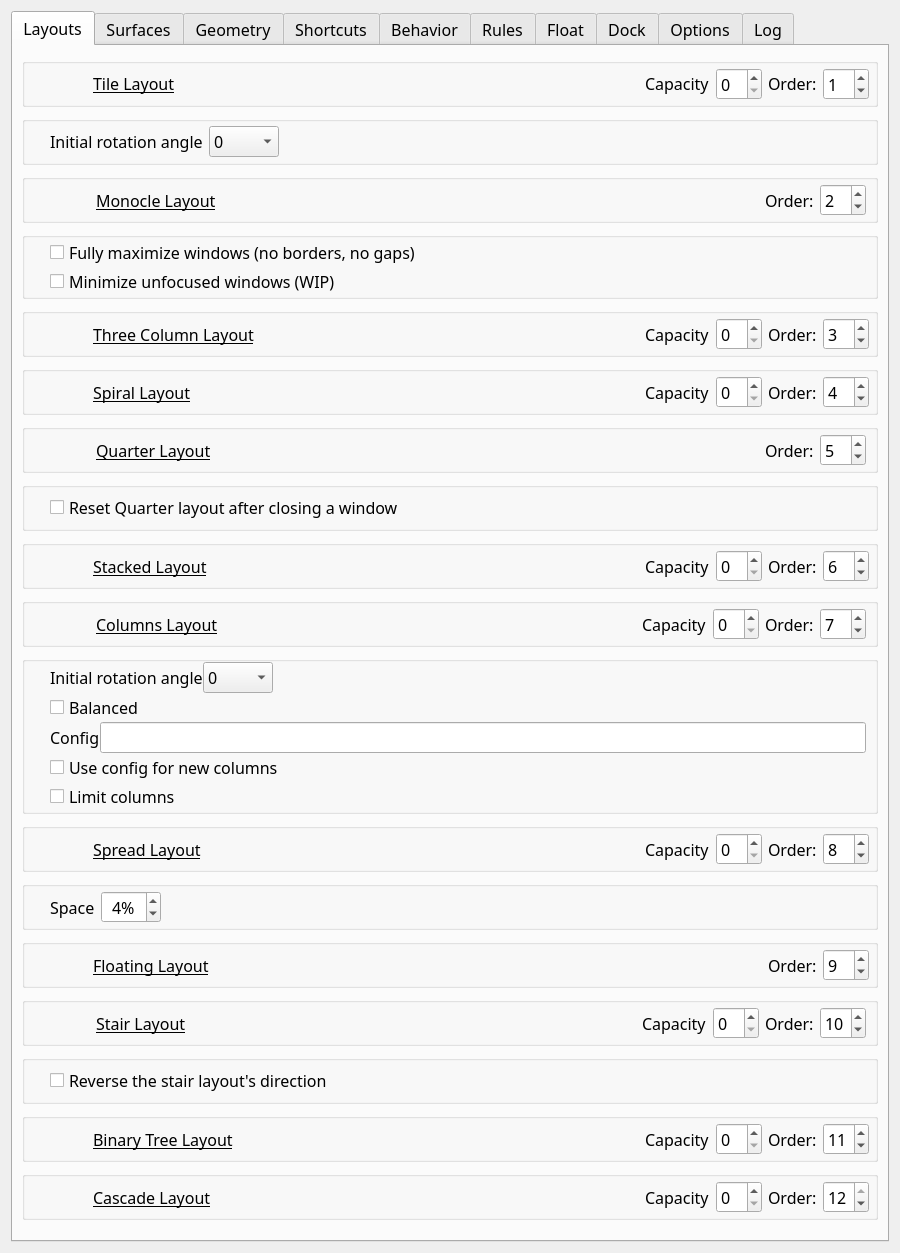
Old version of the form res/config.ui in the repository AndyEveritt/Krohnkite.
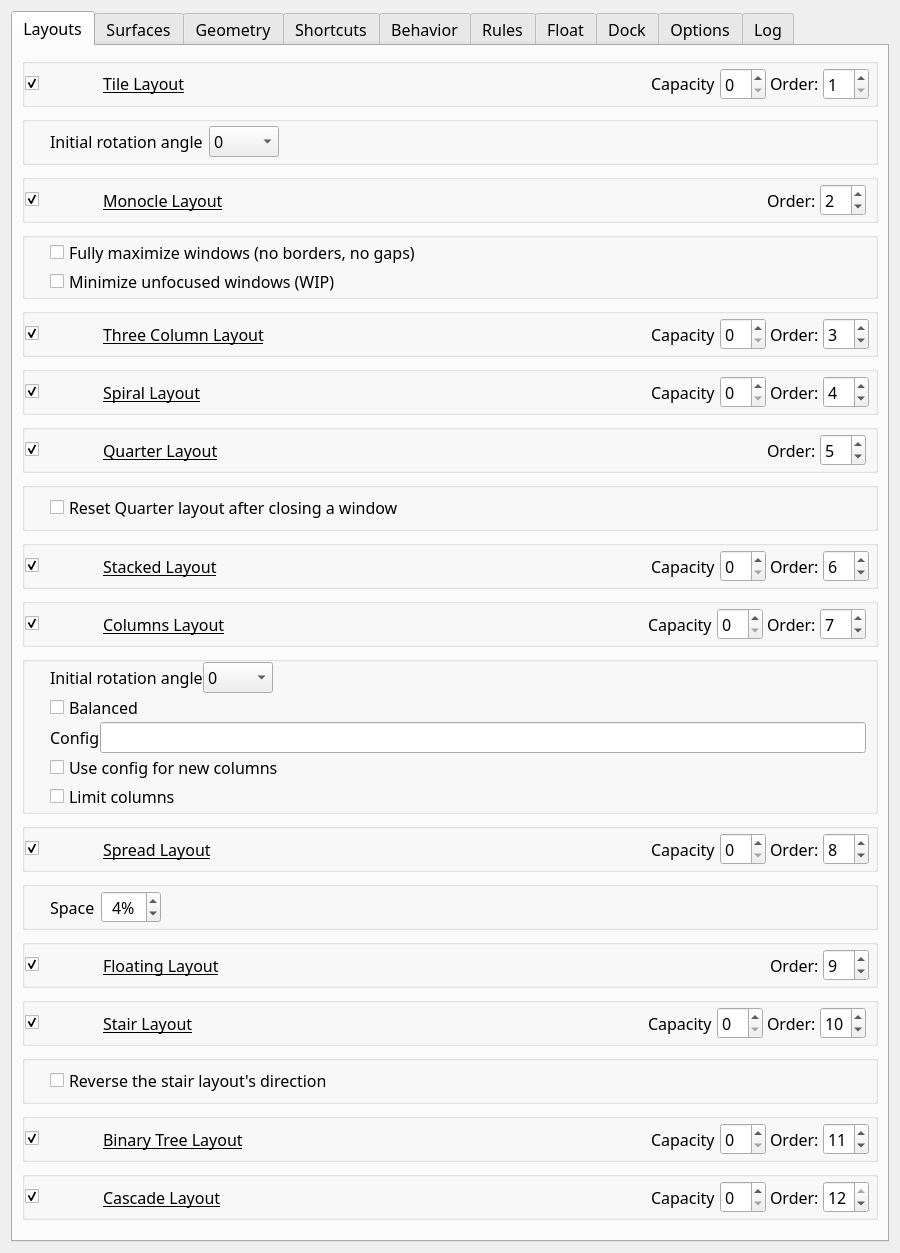
New version of the form. Icons and pictures are not drawn. Custom widgets are drawn as their Qt base class.

Commit message:
feat(config-ui): add layout enable controls and disabled-state styling
Add a checkbox for every layout, start order at 1, and gray out the layout row and its extra settings when it is disabled. Place the pictogram next to the layout name and remove the pictogram hover frame and tooltip.

Regenerate translations for the settings UI.

Patch:
```diff
--- a/res/config.ui
+++ b/res/config.ui
@@ -90,10 +90,23 @@
          <property name="flat">
           <bool>true</bool>
          </property>
-         <property name="checkable">
-          <bool>false</bool>
-         </property>
          <layout class="QGridLayout" name="gridLayout_14">
+          <property name="leftMargin">
+           <number>0</number>
+          </property>
+          <property name="horizontalSpacing">
+           <number>4</number>
+          </property>
+          <item row="2" column="0">
+           <widget class="QCheckBox" name="kcfg_tileLayoutEnabled">
+            <property name="accessibleName">
+             <string>Tile Layout</string>
+            </property>
+            <property name="checked">
+             <bool>true</bool>
+            </property>
+           </widget>
+          </item>
           <item row="2" column="1">
            <widget class="QToolButton" name="tileLayoutPictogram">
             <property name="icon">
@@ -111,12 +124,11 @@
             <property name="autoRaise"><bool>true</bool></property>
             <property name="focusPolicy"><enum>Qt::FocusPolicy::NoFocus</enum></property>
             <property name="accessibleName"><string>Tile Layout preview</string></property>
-            <property name="toolTip"><string>Tile Layout preview</string></property>
+            <property name="styleSheet">
+             <string notr="true">QToolButton { border: none; background: transparent; } QToolButton:hover { border: none; background: transparent; } QToolButton:pressed { border: none; background: transparent; }</string>
+            </property>
            </widget>
           </item>
-          <property name="leftMargin">
-           <number>6</number>
-          </property>
           <property name="topMargin">
            <number>0</number>
           </property>
@@ -181,7 +193,10 @@
              </font>
             </property>
             <property name="toolTip">
-             <string>&lt;html&gt;&lt;head/&gt;&lt;body&gt;&lt;p&gt;0 - to disable&lt;/p&gt;&lt;/body&gt;&lt;/html&gt;</string>
+             <string>Order in layout rotation</string>
+            </property>
+            <property name="minimum">
+             <number>1</number>
             </property>
             <property name="maximum">
              <number>12</number>
@@ -391,6 +406,22 @@
           <bool>true</bool>
          </property>
          <layout class="QGridLayout" name="gridLayout_3">
+          <property name="leftMargin">
+           <number>0</number>
+          </property>
+          <property name="horizontalSpacing">
+           <number>4</number>
+          </property>
+          <item row="0" column="0">
+           <widget class="QCheckBox" name="kcfg_monocleLayoutEnabled">
+            <property name="accessibleName">
+             <string>Monocle Layout</string>
+            </property>
+            <property name="checked">
+             <bool>true</bool>
+            </property>
+           </widget>
+          </item>
           <item row="0" column="1">
            <widget class="QToolButton" name="monocleLayoutPictogram">
             <property name="icon">
@@ -408,7 +439,9 @@
             <property name="autoRaise"><bool>true</bool></property>
             <property name="focusPolicy"><enum>Qt::FocusPolicy::NoFocus</enum></property>
             <property name="accessibleName"><string>Monocle Layout preview</string></property>
-            <property name="toolTip"><string>Monocle Layout preview</string></property>
+            <property name="styleSheet">
+             <string notr="true">QToolButton { border: none; background: transparent; } QToolButton:hover { border: none; background: transparent; } QToolButton:pressed { border: none; background: transparent; }</string>
+            </property>
            </widget>
           </item>
           <property name="topMargin">
@@ -571,6 +604,22 @@
           <bool>true</bool>
          </property>
          <layout class="QGridLayout" name="gridLayout_23">
+          <property name="leftMargin">
+           <number>0</number>
+          </property>
+          <property name="horizontalSpacing">
+           <number>4</number>
+          </property>
+          <item row="1" column="0">
+           <widget class="QCheckBox" name="kcfg_threeColumnLayoutEnabled">
+            <property name="accessibleName">
+             <string>Three Column Layout</string>
+            </property>
+            <property name="checked">
+             <bool>true</bool>
+            </property>
+           </widget>
+          </item>
           <item row="1" column="1">
            <widget class="QToolButton" name="threecolumnLayoutPictogram">
             <property name="icon">
@@ -588,12 +637,11 @@
             <property name="autoRaise"><bool>true</bool></property>
             <property name="focusPolicy"><enum>Qt::FocusPolicy::NoFocus</enum></property>
             <property name="accessibleName"><string>Three Column Layout preview</string></property>
-            <property name="toolTip"><string>Three Column Layout preview</string></property>
+            <property name="styleSheet">
+             <string notr="true">QToolButton { border: none; background: transparent; } QToolButton:hover { border: none; background: transparent; } QToolButton:pressed { border: none; background: transparent; }</string>
+            </property>
            </widget>
           </item>
-          <property name="leftMargin">
-           <number>6</number>
-          </property>
           <property name="topMargin">
            <number>0</number>
           </property>
@@ -732,6 +780,22 @@
           <bool>true</bool>
          </property>
          <layout class="QGridLayout" name="gridLayout_24">
+          <property name="leftMargin">
+           <number>0</number>
+          </property>
+          <property name="horizontalSpacing">
+           <number>4</number>
+          </property>
+          <item row="0" column="0">
+           <widget class="QCheckBox" name="kcfg_spiralLayoutEnabled">
+            <property name="accessibleName">
+             <string>Spiral Layout</string>
+            </property>
+            <property name="checked">
+             <bool>true</bool>
+            </property>
+           </widget>
+          </item>
           <item row="0" column="1">
            <widget class="QToolButton" name="spiralLayoutPictogram">
             <property name="icon">
@@ -749,12 +813,11 @@
             <property name="autoRaise"><bool>true</bool></property>
             <property name="focusPolicy"><enum>Qt::FocusPolicy::NoFocus</enum></property>
             <property name="accessibleName"><string>Spiral Layout preview</string></property>
-            <property name="toolTip"><string>Spiral Layout preview</string></property>
+            <property name="styleSheet">
+             <string notr="true">QToolButton { border: none; background: transparent; } QToolButton:hover { border: none; background: transparent; } QToolButton:pressed { border: none; background: transparent; }</string>
+            </property>
            </widget>
           </item>
-          <property name="leftMargin">
-           <number>6</number>
-          </property>
           <property name="topMargin">
            <number>0</number>
           </property>
@@ -893,6 +956,22 @@
           <bool>true</bool>
          </property>
          <layout class="QGridLayout" name="gridLayout_32">
+          <property name="leftMargin">
+           <number>0</number>
+          </property>
+          <property name="horizontalSpacing">
+           <number>4</number>
+          </property>
+          <item row="0" column="0">
+           <widget class="QCheckBox" name="kcfg_quarterLayoutEnabled">
+            <property name="accessibleName">
+             <string>Quarter Layout</string>
+            </property>
+            <property name="checked">
+             <bool>true</bool>
+            </property>
+           </widget>
+          </item>
           <item row="0" column="1">
            <widget class="QToolButton" name="quarterLayoutPictogram">
             <property name="icon">
@@ -910,7 +989,9 @@
             <property name="autoRaise"><bool>true</bool></property>
             <property name="focusPolicy"><enum>Qt::FocusPolicy::NoFocus</enum></property>
             <property name="accessibleName"><string>Quarter Layout preview</string></property>
-            <property name="toolTip"><string>Quarter Layout preview</string></property>
+            <property name="styleSheet">
+             <string notr="true">QToolButton { border: none; background: transparent; } QToolButton:hover { border: none; background: transparent; } QToolButton:pressed { border: none; background: transparent; }</string>
+            </property>
            </widget>
           </item>
           <property name="topMargin">
@@ -1055,6 +1136,22 @@
           <bool>true</bool>
          </property>
          <layout class="QGridLayout" name="gridLayout_25">
+          <property name="leftMargin">
+           <number>0</number>
+          </property>
+          <property name="horizontalSpacing">
+           <number>4</number>
+          </property>
+          <item row="0" column="0">
+           <widget class="QCheckBox" name="kcfg_stackedLayoutEnabled">
+            <property name="accessibleName">
+             <string>Stacked Layout</string>
+            </property>
+            <property name="checked">
+             <bool>true</bool>
+            </property>
+           </widget>
+          </item>
           <item row="0" column="1">
            <widget class="QToolButton" name="stackedLayoutPictogram">
             <property name="icon">
@@ -1072,12 +1169,11 @@
             <property name="autoRaise"><bool>true</bool></property>
             <property name="focusPolicy"><enum>Qt::FocusPolicy::NoFocus</enum></property>
             <property name="accessibleName"><string>Stacked Layout preview</string></property>
-            <property name="toolTip"><string>Stacked Layout preview</string></property>
+            <property name="styleSheet">
+             <string notr="true">QToolButton { border: none; background: transparent; } QToolButton:hover { border: none; background: transparent; } QToolButton:pressed { border: none; background: transparent; }</string>
+            </property>
            </widget>
           </item>
-          <property name="leftMargin">
-           <number>6</number>
-          </property>
           <property name="topMargin">
            <number>0</number>
           </property>
@@ -1216,6 +1312,22 @@
           <bool>true</bool>
          </property>
          <layout class="QGridLayout" name="gridLayout_33">
+          <property name="leftMargin">
+           <number>0</number>
+          </property>
+          <property name="horizontalSpacing">
+           <number>4</number>
+          </property>
+          <item row="0" column="0">
+           <widget class="QCheckBox" name="kcfg_columnsLayoutEnabled">
+            <property name="accessibleName">
+             <string>Columns Layout</string>
+            </property>
+            <property name="checked">
+             <bool>true</bool>
+            </property>
+           </widget>
+          </item>
           <item row="0" column="1">
            <widget class="QToolButton" name="columnsLayoutPictogram">
             <property name="icon">
@@ -1233,7 +1345,9 @@
             <property name="autoRaise"><bool>true</bool></property>
             <property name="focusPolicy"><enum>Qt::FocusPolicy::NoFocus</enum></property>
             <property name="accessibleName"><string>Columns Layout preview</string></property>
-            <property name="toolTip"><string>Columns Layout preview</string></property>
+            <property name="styleSheet">
+             <string notr="true">QToolButton { border: none; background: transparent; } QToolButton:hover { border: none; background: transparent; } QToolButton:pressed { border: none; background: transparent; }</string>
+            </property>
            </widget>
           </item>
           <property name="topMargin">
@@ -1559,6 +1673,22 @@
           <bool>true</bool>
          </property>
          <layout class="QGridLayout" name="gridLayout_62">
+          <property name="leftMargin">
+           <number>0</number>
+          </property>
+          <property name="horizontalSpacing">
+           <number>4</number>
+          </property>
+          <item row="0" column="0">
+           <widget class="QCheckBox" name="kcfg_spreadLayoutEnabled">
+            <property name="accessibleName">
+             <string>Spread Layout</string>
+            </property>
+            <property name="checked">
+             <bool>true</bool>
+            </property>
+           </widget>
+          </item>
           <item row="0" column="1">
            <widget class="QToolButton" name="spreadLayoutPictogram">
             <property name="icon">
@@ -1576,12 +1706,11 @@
             <property name="autoRaise"><bool>true</bool></property>
             <property name="focusPolicy"><enum>Qt::FocusPolicy::NoFocus</enum></property>
             <property name="accessibleName"><string>Spread Layout preview</string></property>
-            <property name="toolTip"><string>Spread Layout preview</string></property>
+            <property name="styleSheet">
+             <string notr="true">QToolButton { border: none; background: transparent; } QToolButton:hover { border: none; background: transparent; } QToolButton:pressed { border: none; background: transparent; }</string>
+            </property>
            </widget>
           </item>
-          <property name="leftMargin">
-           <number>6</number>
-          </property>
           <property name="topMargin">
            <number>0</number>
           </property>
@@ -1798,6 +1927,22 @@
           <bool>true</bool>
          </property>
          <layout class="QGridLayout" name="gridLayout_61">
+          <property name="leftMargin">
+           <number>0</number>
+          </property>
+          <property name="horizontalSpacing">
+           <number>4</number>
+          </property>
+          <item row="0" column="0">
+           <widget class="QCheckBox" name="kcfg_floatingLayoutEnabled">
+            <property name="accessibleName">
+             <string>Floating Layout</string>
+            </property>
+            <property name="checked">
+             <bool>true</bool>
+            </property>
+           </widget>
+          </item>
           <item row="0" column="1">
            <widget class="QToolButton" name="floatingLayoutPictogram">
             <property name="icon">
@@ -1815,12 +1960,11 @@
             <property name="autoRaise"><bool>true</bool></property>
             <property name="focusPolicy"><enum>Qt::FocusPolicy::NoFocus</enum></property>
             <property name="accessibleName"><string>Floating Layout preview</string></property>
-            <property name="toolTip"><string>Floating Layout preview</string></property>
+            <property name="styleSheet">
+             <string notr="true">QToolButton { border: none; background: transparent; } QToolButton:hover { border: none; background: transparent; } QToolButton:pressed { border: none; background: transparent; }</string>
+            </property>
            </widget>
           </item>
-          <property name="leftMargin">
-           <number>6</number>
-          </property>
           <property name="topMargin">
            <number>0</number>
           </property>
@@ -1921,6 +2065,22 @@
           <bool>true</bool>
          </property>
          <layout class="QGridLayout" name="gridLayout_64">
+          <property name="leftMargin">
+           <number>0</number>
+          </property>
+          <property name="horizontalSpacing">
+           <number>4</number>
+          </property>
+          <item row="0" column="0">
+           <widget class="QCheckBox" name="kcfg_stairLayoutEnabled">
+            <property name="accessibleName">
+             <string>Stair Layout</string>
+            </property>
+            <property name="checked">
+             <bool>true</bool>
+            </property>
+           </widget>
+          </item>
           <item row="0" column="1">
            <widget class="QToolButton" name="stairLayoutPictogram">
             <property name="icon">
@@ -1938,7 +2098,9 @@
             <property name="autoRaise"><bool>true</bool></property>
             <property name="focusPolicy"><enum>Qt::FocusPolicy::NoFocus</enum></property>
             <property name="accessibleName"><string>Stair Layout preview</string></property>
-            <property name="toolTip"><string>Stair Layout preview</string></property>
+            <property name="styleSheet">
+             <string notr="true">QToolButton { border: none; background: transparent; } QToolButton:hover { border: none; background: transparent; } QToolButton:pressed { border: none; background: transparent; }</string>
+            </property>
            </widget>
           </item>
           <property name="topMargin">
@@ -2127,6 +2289,22 @@
           <bool>true</bool>
          </property>
          <layout class="QGridLayout" name="gridLayout_65">
+          <property name="leftMargin">
+           <number>0</number>
+          </property>
+          <property name="horizontalSpacing">
+           <number>4</number>
+          </property>
+          <item row="0" column="0">
+           <widget class="QCheckBox" name="kcfg_binaryTreeLayoutEnabled">
+            <property name="accessibleName">
+             <string>Binary Tree Layout</string>
+            </property>
+            <property name="checked">
+             <bool>true</bool>
+            </property>
+           </widget>
+          </item>
           <item row="0" column="1">
            <widget class="QToolButton" name="binarytreeLayoutPictogram">
             <property name="icon">
@@ -2144,12 +2322,11 @@
             <property name="autoRaise"><bool>true</bool></property>
             <property name="focusPolicy"><enum>Qt::FocusPolicy::NoFocus</enum></property>
             <property name="accessibleName"><string>Binary Tree Layout preview</string></property>
-            <property name="toolTip"><string>Binary Tree Layout preview</string></property>
+            <property name="styleSheet">
+             <string notr="true">QToolButton { border: none; background: transparent; } QToolButton:hover { border: none; background: transparent; } QToolButton:pressed { border: none; background: transparent; }</string>
+            </property>
            </widget>
           </item>
-          <property name="leftMargin">
-           <number>6</number>
-          </property>
           <property name="topMargin">
            <number>0</number>
           </property>
@@ -2288,6 +2465,22 @@
           <bool>true</bool>
          </property>
          <layout class="QGridLayout" name="gridLayout_29">
+          <property name="leftMargin">
+           <number>0</number>
+          </property>
+          <property name="horizontalSpacing">
+           <number>4</number>
+          </property>
+          <item row="0" column="0">
+           <widget class="QCheckBox" name="kcfg_cascadeLayoutEnabled">
+            <property name="accessibleName">
+             <string>Cascade Layout</string>
+            </property>
+            <property name="checked">
+             <bool>true</bool>
+            </property>
+           </widget>
+          </item>
           <item row="0" column="1">
            <widget class="QToolButton" name="cascadeLayoutPictogram">
             <property name="icon">
@@ -2305,12 +2498,11 @@
             <property name="autoRaise"><bool>true</bool></property>
             <property name="focusPolicy"><enum>Qt::FocusPolicy::NoFocus</enum></property>
             <property name="accessibleName"><string>Cascade Layout preview</string></property>
-            <property name="toolTip"><string>Cascade Layout preview</string></property>
+            <property name="styleSheet">
+             <string notr="true">QToolButton { border: none; background: transparent; } QToolButton:hover { border: none; background: transparent; } QToolButton:pressed { border: none; background: transparent; }</string>
+            </property>
            </widget>
           </item>
-          <property name="leftMargin">
-           <number>6</number>
-          </property>
           <property name="topMargin">
            <number>0</number>
           </property>
@@ -2320,9 +2512,6 @@
           <property name="bottomMargin">
            <number>0</number>
           </property>
-          <property name="horizontalSpacing">
-           <number>6</number>
-          </property>
           <property name="verticalSpacing">
            <number>0</number>
           </property>
```
Left out of the diff: 897 changed lines with no effect on the pictures. The commit also changes 7 other files.
